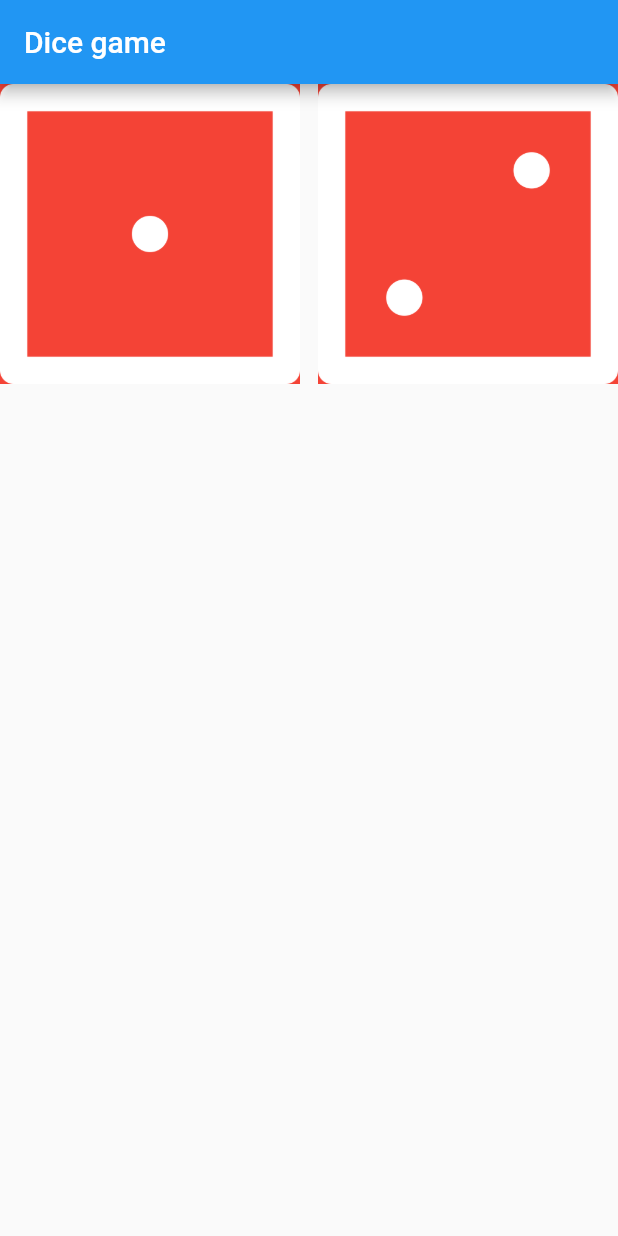
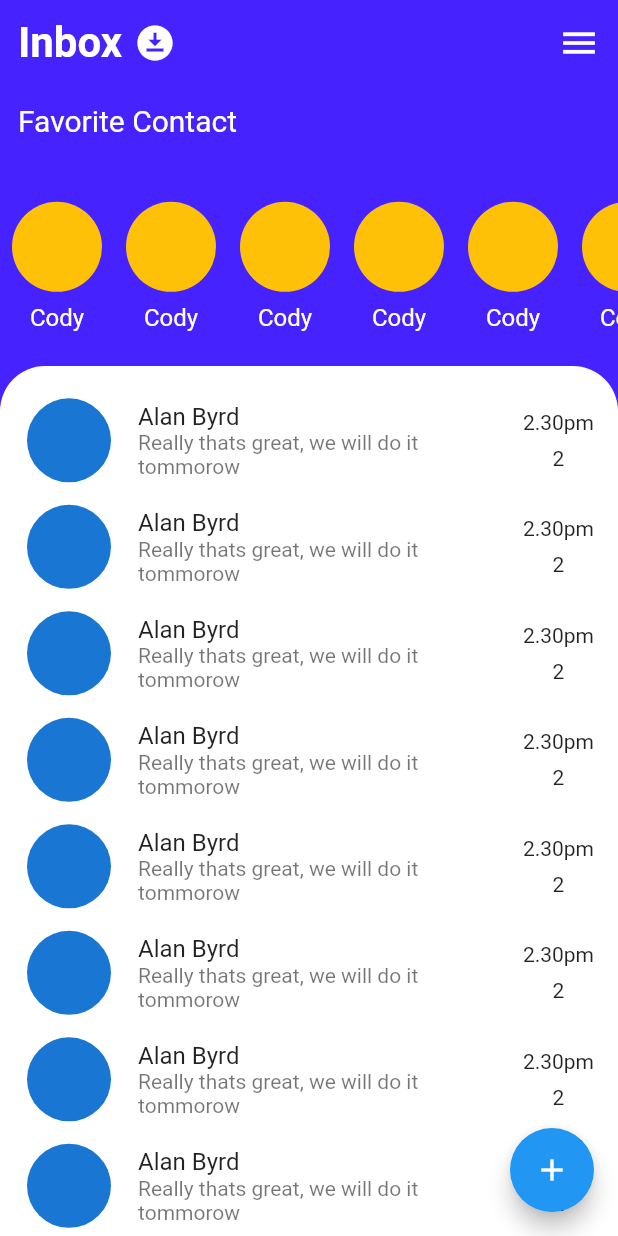
Before and after one commit to mhrhabib/insta_profile_ui, a Flutter app: the screen it shows after launch, on a phone screen of 412 x 824 dp. Run offline on Flutter 3.47's test engine with Material 2 defaults, Android fonts, the phone set to English and light mode, and no system bars.

Commit message:
messenger screen

```diff
--- a/lib/main.dart
+++ b/lib/main.dart
@@ -1,10 +1,7 @@
 import 'package:flutter/material.dart';
 import 'package:insta_profile_ui/diceGame/dice_app_ui.dart';
 
-import 'screens/insta_profile.dart';
-import 'screens/my_listview.dart';
-import 'screens/my_second_listview.dart';
-import 'screens/new_stateful_widget.dart';
+import 'messenger_screen.dart';
 
 void main() {
   runApp(const MyApp());
@@ -21,7 +18,7 @@ class MyApp extends StatelessWidget {
         primarySwatch: Colors.blue,
       ),
       //darkTheme: ThemeData.dark(),
-      home: DiceAppUi(),
+      home: MessengerScreen(),
     );
   }
 }
--- /dev/null
+++ b/lib/messenger_screen.dart
@@ -0,0 +1,121 @@
+import 'package:flutter/material.dart';
+
+class MessengerScreen extends StatelessWidget {
+  const MessengerScreen({Key? key}) : super(key: key);
+
+  @override
+  Widget build(BuildContext context) {
+    return Scaffold(
+      backgroundColor: const Color(0xFF4622FE),
+      body: ListView(
+        children: [
+          Padding(
+            padding: const EdgeInsets.all(12.0),
+            child: Row(
+              mainAxisAlignment: MainAxisAlignment.spaceBetween,
+              children: [
+                Row(
+                  children: const [
+                    Text(
+                      "Inbox",
+                      style: TextStyle(
+                        fontSize: 28,
+                        color: Colors.white,
+                        fontWeight: FontWeight.bold,
+                      ),
+                    ),
+                    SizedBox(width: 8),
+                    Icon(
+                      Icons.download_for_offline,
+                      size: 28,
+                      color: Colors.white,
+                    ),
+                  ],
+                ),
+                const Icon(
+                  Icons.menu_outlined,
+                  size: 28,
+                  color: Colors.white,
+                ),
+              ],
+            ),
+          ),
+          const Padding(
+            padding: EdgeInsets.all(12.0),
+            child: Text(
+              'Favorite Contact',
+              style: TextStyle(
+                fontSize: 20,
+                color: Colors.white,
+              ),
+            ),
+          ),
+          Container(
+            height: MediaQuery.of(context).size.height * 0.17,
+            child: ListView.builder(
+              scrollDirection: Axis.horizontal,
+              itemCount: 20,
+              itemBuilder: (context, index) {
+                return Column(
+                  mainAxisAlignment: MainAxisAlignment.center,
+                  children: const [
+                    Padding(
+                      padding: EdgeInsets.all(8.0),
+                      child: CircleAvatar(
+                        backgroundColor: Colors.amber,
+                        radius: 30,
+                      ),
+                    ),
+                    Text(
+                      "Cody",
+                      style: TextStyle(
+                        fontSize: 16,
+                        color: Colors.white,
+                      ),
+                    ),
+                  ],
+                );
+              },
+            ),
+          ),
+          Container(
+            padding: const EdgeInsets.only(top: 20),
+            height: 600,
+            decoration: const BoxDecoration(
+              color: Colors.white,
+              borderRadius: BorderRadius.only(
+                topLeft: Radius.circular(30),
+                topRight: Radius.circular(30),
+              ),
+            ),
+            child: ListView.separated(
+              separatorBuilder: (context, index) => const SizedBox(height: 12),
+              itemCount: 20,
+              itemBuilder: (context, index) {
+                return ListTile(
+                  leading: const CircleAvatar(
+                    radius: 30,
+                  ),
+                  title: const Text('Alan Byrd'),
+                  subtitle:
+                      const Text('Really thats great, we will do it tommorow'),
+                  trailing: Column(
+                    mainAxisAlignment: MainAxisAlignment.spaceEvenly,
+                    children: const [
+                      Text('2.30pm'),
+                      Text('2'),
+                    ],
+                  ),
+                );
+              },
+            ),
+          ),
+        ],
+      ),
+      floatingActionButton: FloatingActionButton(
+        onPressed: () {},
+        child: const Icon(Icons.add),
+      ),
+    );
+  }
+}
```
